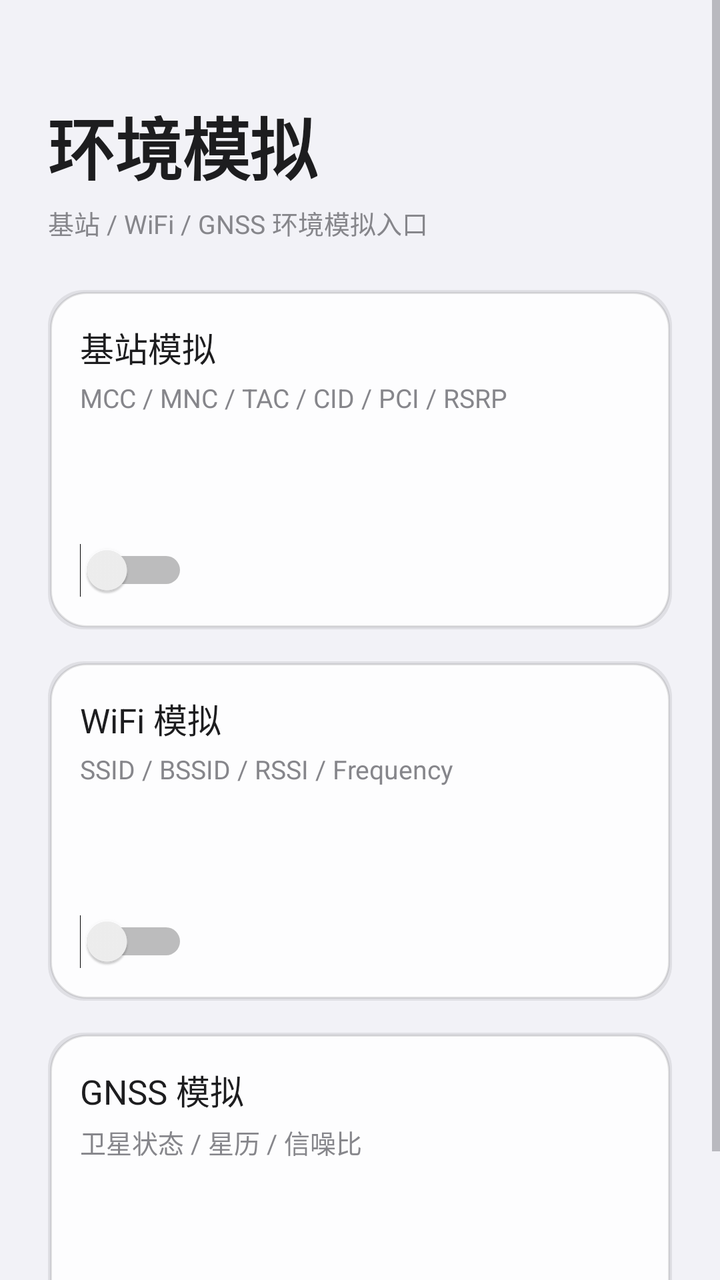
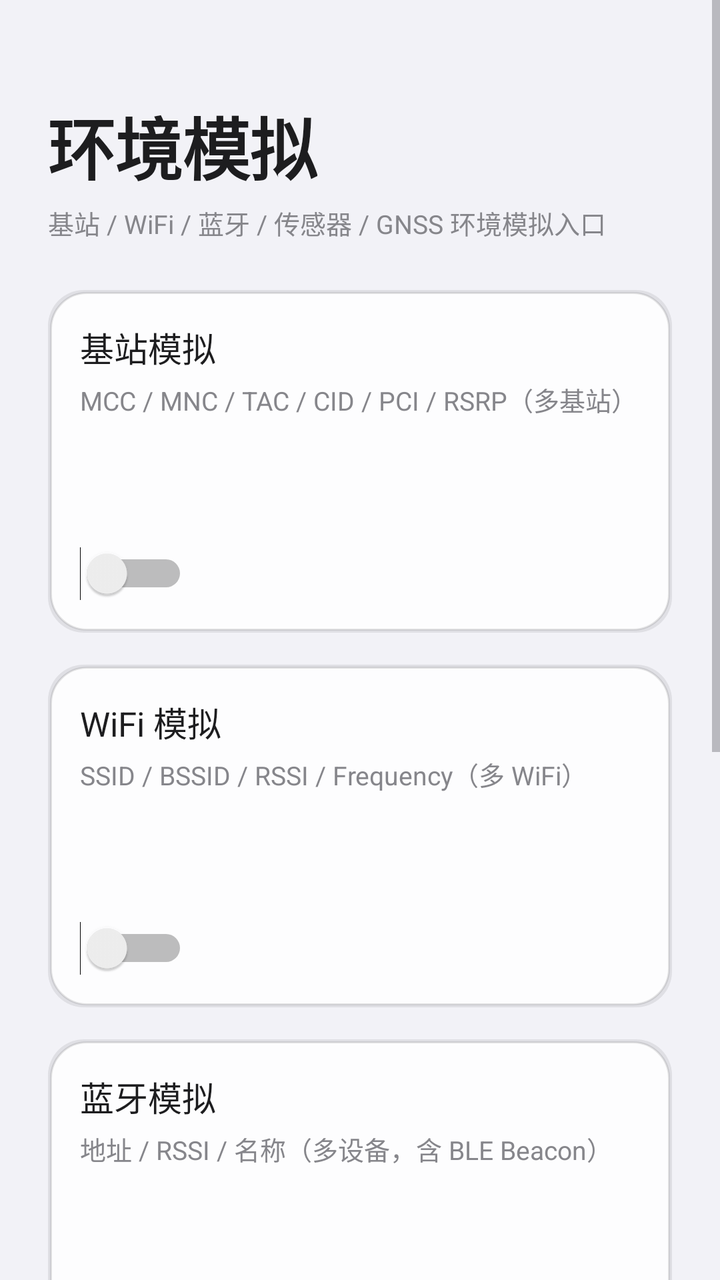

Compare the two renders of this Android layout. The source of the first and the diff that turns it into the second are given below.
<!-- AndroidManifest.xml: application theme Theme.ZVirtualEnv -->
<!-- res/layout/fragment_env.xml -->
<?xml version="1.0" encoding="utf-8"?>
<ScrollView xmlns:android="http://schemas.android.com/apk/res/android"
    android:layout_width="match_parent"
    android:layout_height="match_parent"
    android:overScrollMode="never">

    <LinearLayout
        android:layout_width="match_parent"
        android:layout_height="wrap_content"
        android:orientation="vertical"
        android:paddingStart="@dimen/space_lg"
        android:paddingTop="@dimen/space_xl"
        android:paddingEnd="@dimen/space_lg"
        android:paddingBottom="@dimen/space_lg">

        <TextView
            android:layout_width="wrap_content"
            android:layout_height="wrap_content"
            android:text="@string/env_title"
            style="@style/Text.Hero" />

        <TextView
            android:layout_width="wrap_content"
            android:layout_height="wrap_content"
            android:layout_marginTop="@dimen/space_xs"
            android:text="@string/env_subtitle"
            style="@style/Text.Caption" />

        <LinearLayout
            android:id="@+id/cellCard"
            android:layout_width="match_parent"
            android:layout_height="wrap_content"
            android:layout_marginTop="@dimen/space_lg"
            android:background="@drawable/bg_card"
            android:clickable="true"
            android:focusable="true"
            android:orientation="vertical"
            android:padding="@dimen/space_md">

            <TextView
                android:layout_width="wrap_content"
                android:layout_height="wrap_content"
                android:text="@string/env_cell_title"
                style="@style/Text.Headline" />

            <TextView
                android:layout_width="wrap_content"
                android:layout_height="wrap_content"
                android:layout_marginTop="@dimen/space_xs"
                android:text="@string/env_cell_desc"
                style="@style/Text.Caption" />

            <TextView
                android:id="@+id/cellStatus"
                android:layout_width="0dp"
                android:layout_height="wrap_content"
                android:layout_marginTop="@dimen/space_sm"
                android:layout_weight="1"
                android:text="@string/env_pending"
                style="@style/Text.Caption" />

            <Switch
                android:id="@+id/cellSwitch"
                android:layout_width="wrap_content"
                android:layout_height="wrap_content" />
        </LinearLayout>

        <LinearLayout
            android:id="@+id/wifiCard"
            android:layout_width="match_parent"
            android:layout_height="wrap_content"
            android:layout_marginTop="@dimen/space_md"
            android:background="@drawable/bg_card"
            android:clickable="true"
            android:focusable="true"
            android:orientation="vertical"
            android:padding="@dimen/space_md">

            <TextView
                android:layout_width="wrap_content"
                android:layout_height="wrap_content"
                android:text="@string/env_wifi_title"
                style="@style/Text.Headline" />

            <TextView
                android:layout_width="wrap_content"
                android:layout_height="wrap_content"
                android:layout_marginTop="@dimen/space_xs"
                android:text="@string/env_wifi_desc"
                style="@style/Text.Caption" />

            <TextView
                android:id="@+id/wifiStatus"
                android:layout_width="0dp"
                android:layout_height="wrap_content"
                android:layout_marginTop="@dimen/space_sm"
                android:layout_weight="1"
                android:text="@string/env_pending"
                style="@style/Text.Caption" />

            <Switch
                android:id="@+id/wifiSwitch"
                android:layout_width="wrap_content"
                android:layout_height="wrap_content" />
        </LinearLayout>

        <LinearLayout
            android:id="@+id/gnssCard"
            android:layout_width="match_parent"
            android:layout_height="wrap_content"
            android:layout_marginTop="@dimen/space_md"
            android:background="@drawable/bg_card"
            android:clickable="true"
            android:focusable="true"
            android:orientation="vertical"
            android:padding="@dimen/space_md">

            <TextView
                android:layout_width="wrap_content"
                android:layout_height="wrap_content"
                android:text="@string/env_gnss_title"
                style="@style/Text.Headline" />

            <TextView
                android:layout_width="wrap_content"
                android:layout_height="wrap_content"
                android:layout_marginTop="@dimen/space_xs"
                android:text="@string/env_gnss_desc"
                style="@style/Text.Caption" />

            <TextView
                android:id="@+id/gnssStatus"
                android:layout_width="0dp"
                android:layout_height="wrap_content"
                android:layout_marginTop="@dimen/space_sm"
                android:layout_weight="1"
                android:text="@string/env_pending"
                style="@style/Text.Caption" />

            <Switch
                android:id="@+id/gnssSwitch"
                android:layout_width="wrap_content"
                android:layout_height="wrap_content" />
        </LinearLayout>
    </LinearLayout>
</ScrollView>
<!-- resources referenced by this layout -->
<resources>
  <dimen name="space_lg">24dp</dimen>
  <dimen name="space_md">16dp</dimen>
  <dimen name="space_sm">8dp</dimen>
  <dimen name="space_xl">48dp</dimen>
  <dimen name="space_xs">4dp</dimen>
  <!-- drawable bg_card (drawable) -->
  <?xml version="1.0" encoding="utf-8"?>
  <layer-list xmlns:android="http://schemas.android.com/apk/res/android">
      <item>
          <shape android:shape="rectangle">
              <corners android:radius="@dimen/radius_card" />
              <solid android:color="@color/glass_shadow" />
          </shape>
      </item>
      <item
          android:bottom="1dp"
          android:left="1dp"
          android:right="1dp"
          android:top="1dp">
          <shape android:shape="rectangle">
              <corners android:radius="@dimen/radius_card" />
              <solid android:color="@color/card_fill" />
              <stroke
                  android:width="1dp"
                  android:color="@color/card_border" />
          </shape>
      </item>
  </layer-list>
  <string name="env_cell_desc">MCC / MNC / TAC / CID / PCI / RSRP</string>
  <string name="env_cell_title">基站模拟</string>
  <string name="env_gnss_desc">卫星状态 / 星历 / 信噪比</string>
  <string name="env_gnss_title">GNSS 模拟</string>
  <string name="env_pending">待开发</string>
  <string name="env_subtitle">基站 / WiFi / GNSS 环境模拟入口</string>
  <string name="env_title">环境模拟</string>
  <string name="env_wifi_desc">SSID / BSSID / RSSI / Frequency</string>
  <string name="env_wifi_title">WiFi 模拟</string>
  <style name="Text.Caption" parent="android:TextAppearance.Material">
          <item name="android:textSize">@dimen/text_caption</item>
          <item name="android:textColor">@color/text_secondary</item>
      </style>
  <style name="Text.Headline" parent="android:TextAppearance.Material">
          <item name="android:textSize">@dimen/text_headline</item>
          <item name="android:textStyle">normal</item>
          <item name="android:textColor">@color/text_primary</item>
      </style>
  <style name="Text.Hero" parent="android:TextAppearance.Material">
          <item name="android:textSize">@dimen/text_hero</item>
          <item name="android:textStyle">bold</item>
          <item name="android:textColor">@color/text_primary</item>
          <item name="android:letterSpacing">-0.01</item>
      </style>
  <style name="Theme.ZVirtualEnv" parent="android:Theme.Material.Light.NoActionBar">
          <item name="android:windowBackground">@color/bg_primary</item>
          <item name="android:statusBarColor">@android:color/transparent</item>
          <item name="android:navigationBarColor">@android:color/transparent</item>
          <item name="android:windowLightStatusBar">true</item>
          <item name="android:colorAccent">@color/accent</item>
          <item name="android:colorPrimary">@color/accent</item>
          <item name="android:textColorPrimary">@color/text_primary</item>
          <item name="android:textColorSecondary">@color/text_secondary</item>
      </style>
  <dimen name="radius_card">18dp</dimen>
  <color name="glass_shadow">#14000000</color>
  <color name="card_fill">#F2FFFFFF</color>
  <color name="card_border">#1A000000</color>
  <dimen name="text_caption">13sp</dimen>
  <color name="text_secondary">#86868B</color>
  <dimen name="text_headline">17sp</dimen>
  <color name="text_primary">#1D1D1F</color>
  <dimen name="text_hero">34sp</dimen>
  <color name="bg_primary">#F2F2F7</color>
  <color name="accent">#0071E3</color>
</resources>

<!-- the commit's change to res/layout/fragment_env.xml (unified diff, before → after) -->
@@ -105,6 +105,84 @@
         </LinearLayout>
 
         <LinearLayout
+            android:id="@+id/bleCard"
+            android:layout_width="match_parent"
+            android:layout_height="wrap_content"
+            android:layout_marginTop="@dimen/space_md"
+            android:background="@drawable/bg_card"
+            android:clickable="true"
+            android:focusable="true"
+            android:orientation="vertical"
+            android:padding="@dimen/space_md">
+
+            <TextView
+                android:layout_width="wrap_content"
+                android:layout_height="wrap_content"
+                android:text="@string/env_ble_title"
+                style="@style/Text.Headline" />
+
+            <TextView
+                android:layout_width="wrap_content"
+                android:layout_height="wrap_content"
+                android:layout_marginTop="@dimen/space_xs"
+                android:text="@string/env_ble_desc"
+                style="@style/Text.Caption" />
+
+            <TextView
+                android:id="@+id/bleStatus"
+                android:layout_width="0dp"
+                android:layout_height="wrap_content"
+                android:layout_marginTop="@dimen/space_sm"
+                android:layout_weight="1"
+                android:text="@string/env_pending"
+                style="@style/Text.Caption" />
+
+            <Switch
+                android:id="@+id/bleSwitch"
+                android:layout_width="wrap_content"
+                android:layout_height="wrap_content" />
+        </LinearLayout>
+
+        <LinearLayout
+            android:id="@+id/sensorCard"
+            android:layout_width="match_parent"
+            android:layout_height="wrap_content"
+            android:layout_marginTop="@dimen/space_md"
+            android:background="@drawable/bg_card"
+            android:clickable="true"
+            android:focusable="true"
+            android:orientation="vertical"
+            android:padding="@dimen/space_md">
+
+            <TextView
+                android:layout_width="wrap_content"
+                android:layout_height="wrap_content"
+                android:text="@string/env_sensor_title"
+                style="@style/Text.Headline" />
+
+            <TextView
+                android:layout_width="wrap_content"
+                android:layout_height="wrap_content"
+                android:layout_marginTop="@dimen/space_xs"
+                android:text="@string/env_sensor_desc"
+                style="@style/Text.Caption" />
+
+            <TextView
+                android:id="@+id/sensorStatus"
+                android:layout_width="0dp"
+                android:layout_height="wrap_content"
+                android:layout_marginTop="@dimen/space_sm"
+                android:layout_weight="1"
+                android:text="@string/env_pending"
+                style="@style/Text.Caption" />
+
+            <Switch
+                android:id="@+id/sensorSwitch"
+                android:layout_width="wrap_content"
+                android:layout_height="wrap_content" />
+        </LinearLayout>
+
+        <LinearLayout
             android:id="@+id/gnssCard"
             android:layout_width="match_parent"
             android:layout_height="wrap_content"
<!-- resource entries referenced after the edit -->
@@ -28,14 +28,18 @@
           </shape>
       </item>
   </layer-list>
-  <string name="env_cell_desc">MCC / MNC / TAC / CID / PCI / RSRP</string>
+  <string name="env_ble_desc">地址 / RSSI / 名称（多设备，含 BLE Beacon）</string>
+  <string name="env_ble_title">蓝牙模拟</string>
+  <string name="env_cell_desc">MCC / MNC / TAC / CID / PCI / RSRP（多基站）</string>
   <string name="env_cell_title">基站模拟</string>
   <string name="env_gnss_desc">卫星状态 / 星历 / 信噪比</string>
   <string name="env_gnss_title">GNSS 模拟</string>
   <string name="env_pending">待开发</string>
-  <string name="env_subtitle">基站 / WiFi / GNSS 环境模拟入口</string>
+  <string name="env_sensor_desc">步频（步/分）计步器 / 步测事件</string>
+  <string name="env_sensor_title">传感器模拟</string>
+  <string name="env_subtitle">基站 / WiFi / 蓝牙 / 传感器 / GNSS 环境模拟入口</string>
   <string name="env_title">环境模拟</string>
-  <string name="env_wifi_desc">SSID / BSSID / RSSI / Frequency</string>
+  <string name="env_wifi_desc">SSID / BSSID / RSSI / Frequency（多 WiFi）</string>
   <string name="env_wifi_title">WiFi 模拟</string>
   <style name="Text.Caption" parent="android:TextAppearance.Material">
           <item name="android:textSize">@dimen/text_caption</item>
